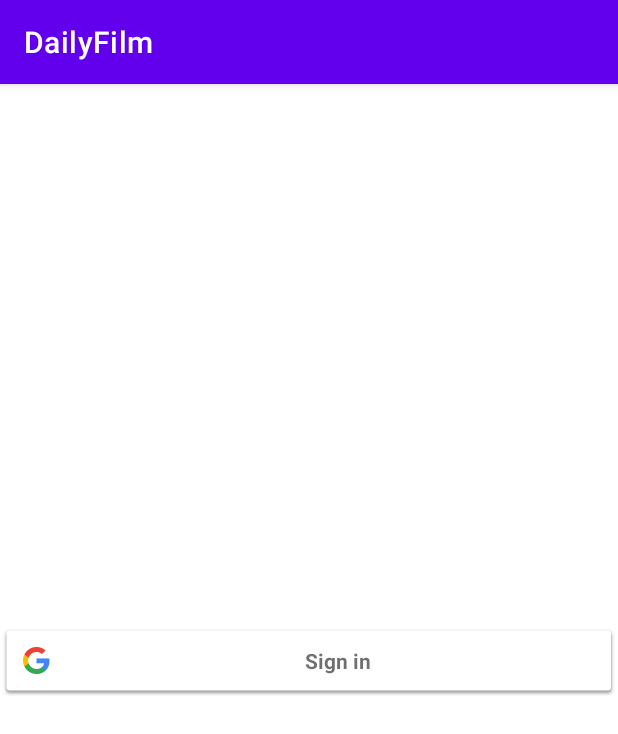
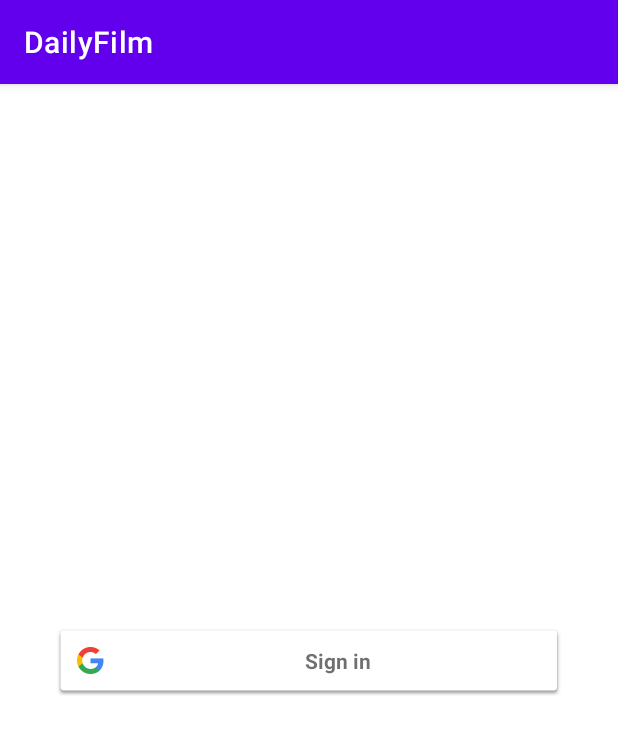
Before and after one commit to boostcampwm-2022/android02-DailyFilm, an Android app: the screen it shows after launch (LoginActivity), on a phone screen of 412 x 824 dp. Shown: the top 734 px of the screen. Run offline under Robolectric (Android 15) with nearby library versions, the phone set to English and light mode, and no system bars; our stand-ins replace Dagger/Hilt's generated code, Firebase (no records; nobody signed in at launch, a user with empty details on screens opened directly), data binding.

Commit message:
chore: google Login 임시화면 사이즈 조절

```diff
--- a/app/src/main/res/layout/activity_login.xml
+++ b/app/src/main/res/layout/activity_login.xml
@@ -16,6 +16,7 @@
             android:id="@+id/btn_login_google_auth"
             android:layout_width="match_parent"
             android:layout_height="wrap_content"
+            android:layout_marginHorizontal="36dp"
             app:layout_constraintBottom_toBottomOf="parent"
             app:layout_constraintEnd_toEndOf="parent"
             app:layout_constraintStart_toStartOf="parent"
```
